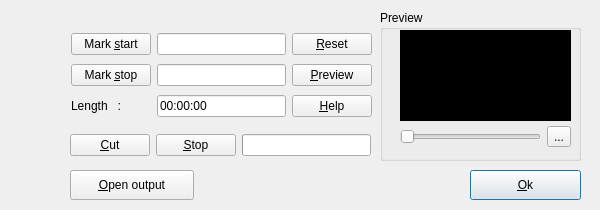
Above: src/cutterdialog.ui from rupeshs/ExMplayer before the change. Below: the same form after it.
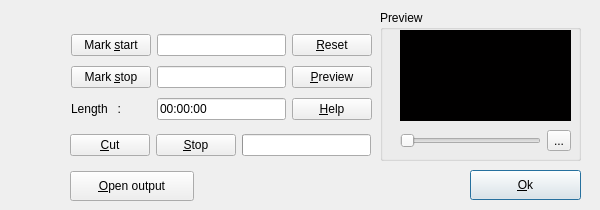
That is the form after the change. Icons and pictures are not drawn. Custom widgets are drawn as their Qt base class.

```diff
--- a/src/cutterdialog.ui
+++ b/src/cutterdialog.ui
@@ -93,7 +93,7 @@
      <x>70</x>
      <y>170</y>
      <width>301</width>
-     <height>31</height>
+     <height>32</height>
     </rect>
    </property>
    <layout class="QHBoxLayout" name="horizontalLayout_3">
@@ -164,7 +164,7 @@
       <x>20</x>
       <y>115</y>
       <width>171</width>
-      <height>24</height>
+      <height>31</height>
      </rect>
     </property>
     <layout class="QHBoxLayout" name="horizontalLayout_2">
@@ -218,13 +218,13 @@
     <bool>true</bool>
    </property>
   </widget>
-  <widget class="QWidget" name="">
+  <widget class="QWidget" name="layoutWidget">
    <property name="geometry">
     <rect>
      <x>71</x>
      <y>30</y>
      <width>301</width>
-     <height>91</height>
+     <height>95</height>
     </rect>
    </property>
    <layout class="QGridLayout" name="gridLayout">
```
Left out of the diff: 2 changed lines with no effect on the pictures.
